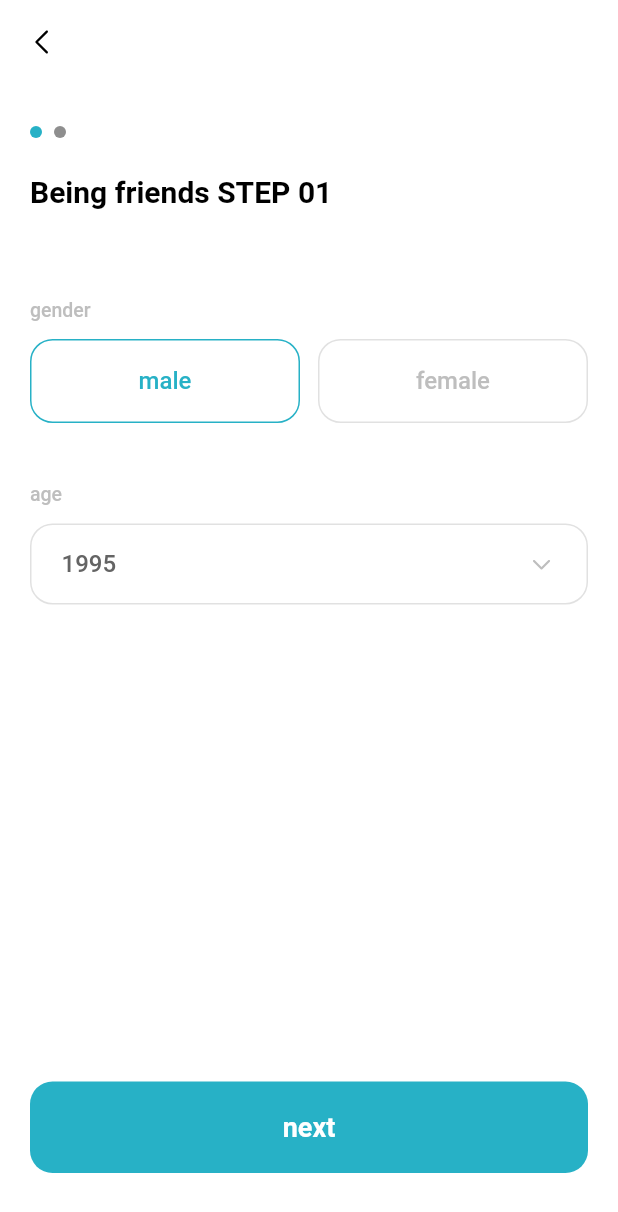
After one commit to suldak/suldak-flutter, a Flutter app: the SignUpInfoInputPage screen opened by its route, after a tap on "male", on a phone screen of 412 x 824 dp. The commit adds this screen. Shown: the top 1212 px of the screen. Run offline on Flutter 3.47's test engine with Material 2 defaults, Android fonts, the phone set to English and light mode, and no system bars; drawn by our look-alikes of smooth_page_indicator; our stand-ins replace dio, flutter_svg, get, get_storage; missing offline and left inert: datepicker_dropdown; accounts and stored records are empty; Roboto replaces fonts that are missing (Pretendard).

Commit message:
회원가입 step2 페이지 UI 완성

```diff
--- a/lib/config/pages.dart
+++ b/lib/config/pages.dart
@@ -14,6 +14,7 @@ import '../presentation/sign_up_info_input/email_step_1/email_step_1_controller.
 import '../presentation/sign_up_info_input/sign_up_info_input_controller.dart';
 import '../presentation/sign_up_info_input/sign_up_info_input_page.dart';
 import '../presentation/sign_up_info_input/social_step_1/social_step_1_controller.dart';
+import '../presentation/sign_up_info_input/step_2/step_2_controller.dart';
 import '../presentation/splash/splash_controller.dart';
 import '../presentation/splash/splash_page.dart';
 import 'routes.dart';
@@ -46,6 +47,7 @@ mixin AppPagesGenerator on StatelessWidget {
             Get.put(SignUpInfoInputController());
             Get.lazyPut(() => SocialStep1Controller());
             Get.lazyPut(() => EmailStep1Controller());
+            Get.lazyPut(() => Step2Controller());
           }),
         ),
         GetPage(
--- a/lib/gen/assets.gen.dart
+++ b/lib/gen/assets.gen.dart
@@ -89,6 +89,9 @@ class $AssetsSvgGen {
   /// File path: assets/svg/arrow_back.svg
   SvgGenImage get arrowBack => const SvgGenImage('assets/svg/arrow_back.svg');
 
+  /// File path: assets/svg/arrow_down.svg
+  SvgGenImage get arrowDown => const SvgGenImage('assets/svg/arrow_down.svg');
+
   /// File path: assets/svg/arrow_next.svg
   SvgGenImage get arrowNext => const SvgGenImage('assets/svg/arrow_next.svg');
 
@@ -149,6 +152,7 @@ class $AssetsSvgGen {
   /// List of all assets
   List<SvgGenImage> get values => [
         arrowBack,
+        arrowDown,
         arrowNext,
         camera,
         check,
--- a/lib/language.dart
+++ b/lib/language.dart
@@ -82,6 +82,9 @@ class Languages extends Translations {
     'input_password_check': '비밀번호 재입력',
     'required': '필수',
     'option': '선택',
+    'gender': '성별',
+    'step2_title': '친구되기 STEP 02',
+    'age': '연령',
   };
 
   Map<String, String> en = {
@@ -159,5 +162,8 @@ class Languages extends Translations {
     'input_password_check': 'enter your password again',
     'required': 'required',
     'option': 'option',
+    'gender': 'gender',
+    'step2_title': 'Being friends STEP 01',
+    'age': 'age',
   };
 }
--- a/lib/presentation/sign_up_info_input/email_step_1/email_step_1_controller.dart
+++ b/lib/presentation/sign_up_info_input/email_step_1/email_step_1_controller.dart
@@ -158,5 +158,5 @@ class EmailStep1Controller extends GetxController {
     ));
   }
 
-// Life Cycle ▼ ------------------------------------------------------
+  // Life Cycle ▼ ------------------------------------------------------
 }
--- a/lib/presentation/sign_up_info_input/sign_up_info_input_controller.dart
+++ b/lib/presentation/sign_up_info_input/sign_up_info_input_controller.dart
@@ -4,6 +4,7 @@ import 'package:get/get.dart';
 
 import 'email_step_1/email_step_1_page.dart';
 import 'social_step_1/social_step_1_page.dart';
+import 'step_2/step_2_page.dart';
 
 class SignUpInfoInputController extends GetxController {
   static SignUpInfoInputController get to => Get.find();
@@ -12,14 +13,18 @@ class SignUpInfoInputController extends GetxController {
 
   bool isSocial = true;
 
-  RxList<Widget> pages = <Widget>[
-    SizedBox(),
-    SizedBox(),
-  ].obs;
+  RxList<Widget> pages = <Widget>[].obs;
 
   final pageViewController = PageController(initialPage: 0);
 
   // Functions ▼ ------------------------------------------------------
+
+  void onNextPage() {
+    pageViewController.nextPage(
+      duration: const Duration(milliseconds: 300),
+      curve: Curves.ease,
+    );
+  }
 
   // Life Cycle ▼ ------------------------------------------------------
 
@@ -30,10 +35,12 @@ class SignUpInfoInputController extends GetxController {
     if (Get.arguments != null) {
       final isSocial = Get.arguments['isSocial'];
       if (isSocial) {
-        pages.insert(0, const SocialStep1Page());
+        pages.add(SocialStep1Page(onNextPage: onNextPage));
       } else {
-        pages.insert(0, const EmailStep1Page());
+        pages.add(EmailStep1Page(onNextPage: onNextPage));
       }
     }
+    pages.add(Step2Page(onNextPage: onNextPage));
+    pages.add(const SizedBox());
   }
 }
--- a/lib/presentation/sign_up_info_input/social_step_1/social_step_1_controller.dart
+++ b/lib/presentation/sign_up_info_input/social_step_1/social_step_1_controller.dart
@@ -122,5 +122,5 @@ class SocialStep1Controller extends GetxController {
     );
   }
 
-// Life Cycle ▼ ------------------------------------------------------
+  // Life Cycle ▼ ------------------------------------------------------
 }
--- /dev/null
+++ b/lib/presentation/sign_up_info_input/step_2/step_2_controller.dart
@@ -0,0 +1,59 @@
+import 'package:flutter/cupertino.dart';
+import 'package:flutter/material.dart';
+import 'package:get/get.dart';
+import 'package:suldak_suldak/widget/custom_cupertino_date_picker.dart';
+
+class Step2Controller extends GetxController {
+  static Step2Controller get to => Get.find();
+
+  // Variable ▼ ------------------------------------------------------
+
+  Rx<bool> isMale = false.obs;
+  Rx<bool> isFemale = false.obs;
+
+  Rx<bool> isActive = false.obs;
+
+  Rx<bool> isYearSelectorFocused = false.obs;
+
+  Rx<int> selectedYear = 1995.obs;
+
+  // Functions ▼ ------------------------------------------------------
+
+  void onSelectMale() {
+    isMale.value = true;
+    isFemale.value = !isMale.value;
+
+    isActive.value = isMale.value ^ isFemale.value;
+  }
+
+  void onSelectFemale() {
+    isFemale.value = true;
+    isMale.value = !isFemale.value;
+
+    isActive.value = isMale.value ^ isFemale.value;
+  }
+
+  void onTapYearSelector() async {
+    isYearSelectorFocused.value = true;
+
+    await Get.bottomSheet(
+      Container(
+        color: Colors.white,
+        height: 300,
+        child: CustomCupertinoDatePicker(
+          showMonth: false,
+          showDay: false,
+          itemExtent: 40,
+          selectedDate: DateTime(selectedYear.value),
+          onSelectedItemChanged: (date) {
+            selectedYear.value = date.year;
+          },
+        ),
+      ),
+    );
+
+    isYearSelectorFocused.value = false;
+  }
+
+// Life Cycle ▼ ------------------------------------------------------
+}
--- /dev/null
+++ b/lib/presentation/sign_up_info_input/step_2/step_2_page.dart
@@ -0,0 +1,194 @@
+import 'package:flutter/material.dart';
+import 'package:get/get.dart';
+
+import '../../../config/colors.dart';
+import '../../../gen/assets.gen.dart';
+import 'step_2_controller.dart';
+
+class Step2Page extends GetView<Step2Controller> {
+  const Step2Page({required this.onNextPage, super.key});
+
+  final void Function() onNextPage;
+
+  @override
+  Widget build(BuildContext context) {
+    return Padding(
+      padding: const EdgeInsets.symmetric(horizontal: 20),
+      child: Column(
+        crossAxisAlignment: CrossAxisAlignment.start,
+        children: [
+          Text(
+            'step1_title'.tr,
+            style: const TextStyle(
+              color: Colors.black,
+              fontSize: 20,
+              fontWeight: FontWeight.w600,
+            ),
+          ),
+          const SizedBox(height: 60),
+          buildGenderSelectWidget(),
+          const SizedBox(height: 40),
+          buildYearSelectWidget(),
+          const Expanded(child: SizedBox()),
+          buildNextButton(),
+          const SizedBox(height: 42),
+        ],
+      ),
+    );
+  }
+
+  Widget buildGenderSelectWidget() {
+    return Column(
+      crossAxisAlignment: CrossAxisAlignment.start,
+      children: [
+        Text(
+          'gender'.tr,
+          style: TextStyle(
+            color: AppColors.grey[50],
+            fontSize: 13,
+            fontWeight: FontWeight.w500,
+          ),
+        ),
+        const SizedBox(height: 12),
+        Obx(
+          () => Row(
+            children: [
+              buildGenderSelectButton(
+                text: 'male'.tr,
+                isSelected: controller.isMale.value,
+                onTap: controller.onSelectMale,
+              ),
+              const SizedBox(width: 12),
+              buildGenderSelectButton(
+                text: 'female'.tr,
+                isSelected: controller.isFemale.value,
+                onTap: controller.onSelectFemale,
+              ),
+            ],
+          ),
+        ),
+      ],
+    );
+  }
+
+  Widget buildGenderSelectButton({
+    required String text,
+    required bool isSelected,
+    required void Function() onTap,
+  }) {
+    return Expanded(
+      child: GestureDetector(
+        onTap: onTap,
+        child: Container(
+          height: 56,
+          decoration: BoxDecoration(
+            border: Border.all(
+              color: isSelected
+                  ? AppColors.primary
+                  : (AppColors.grey[40] ?? AppColors.grey),
+              width: 1,
+            ),
+            borderRadius: const BorderRadius.all(Radius.circular(15)),
+          ),
+          child: Center(
+            child: Text(
+              text,
+              style: TextStyle(
+                color: isSelected ? AppColors.primary : AppColors.grey[50],
+                fontSize: 16,
+                fontWeight: FontWeight.w500,
+              ),
+            ),
+          ),
+        ),
+      ),
+    );
+  }
+
+  Widget buildYearSelectWidget() {
+    return Obx(
+      () => Column(
+        crossAxisAlignment: CrossAxisAlignment.start,
+        children: [
+          Text(
+            'age'.tr,
+            style: TextStyle(
+              color: controller.isYearSelectorFocused.value
+                  ? AppColors.primary
+                  : AppColors.grey[50],
+              fontSize: 13,
+              fontWeight: FontWeight.w500,
+            ),
+          ),
+          const SizedBox(height: 12),
+          GestureDetector(
+            onTap: controller.onTapYearSelector,
+            child: Container(
+              padding: const EdgeInsets.symmetric(vertical: 16, horizontal: 20),
+              decoration: BoxDecoration(
+                border: Border.all(
+                    color: controller.isYearSelectorFocused.value
+                        ? AppColors.primary
+                        : AppColors.grey[40] ?? AppColors.grey,
+                    width: 1),
+                borderRadius: const BorderRadius.all(Radius.circular(15)),
+              ),
+              child: Row(
+                children: [
+                  Text(
+                    controller.selectedYear.value.toString(),
+                    style: TextStyle(
+                      color: AppColors.grey[70],
+                      fontSize: 16,
+                      fontWeight: FontWeight.w500,
+                    ),
+                  ),
+                  const Expanded(child: SizedBox()),
+                  Assets.svg.arrowDown.svg(),
+                ],
+              ),
+            ),
+          ),
+        ],
+      ),
+    );
+  }
+
+  /// 다음 단계 버튼 위젯
+  /// [isAllReqAgree] 필수약관 동의 여부 확인
+  /// [isNicknameAvailable] 사용 가능 닉네임 여부 확인
+  Widget buildNextButton() {
+    return Obx(
+      () {
+        bool isActive = controller.isActive.value;
+        // final isAllAgree = controller.isAllReqAgree.value;
+        // final isNicknameAvailable = controller.isNicknameAvailable.value;
+        //
+        // bool isActive = isAllAgree && isNicknameAvailable;
+
+        return GestureDetector(
+          onTap: isActive ? onNextPage : null,
+          child: Container(
+            padding: const EdgeInsets.symmetric(vertical: 20),
+            decoration: BoxDecoration(
+              color: isActive
+                  ? AppColors.primary
+                  : AppColors.primary.withOpacity(0.5),
+              borderRadius: BorderRadius.circular(15),
+            ),
+            child: Center(
+              child: Text(
+                'next'.tr,
+                style: const TextStyle(
+                  color: Colors.white,
+                  fontSize: 18,
+                  fontWeight: FontWeight.w700,
+                ),
+              ),
+            ),
+          ),
+        );
+      },
+    );
+  }
+}
```
Also changed, not shown: lib/presentation/sign_up_info_input/email_step_1/email_step_1_page.dart (+5 -6 lines), lib/presentation/sign_up_info_input/social_step_1/social_step_1_page.dart (+5 -6 lines), lib/widget/custom_cupertino_date_picker.dart (added, +373 -0 lines), assets/svg/arrow_down.svg (added).
